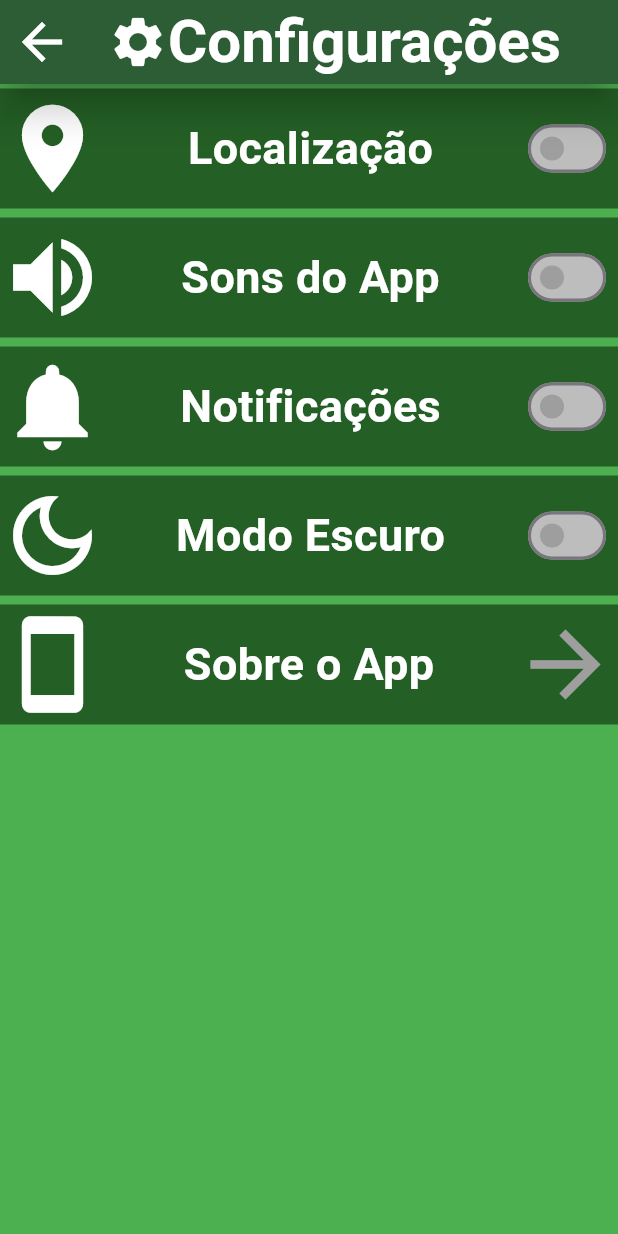
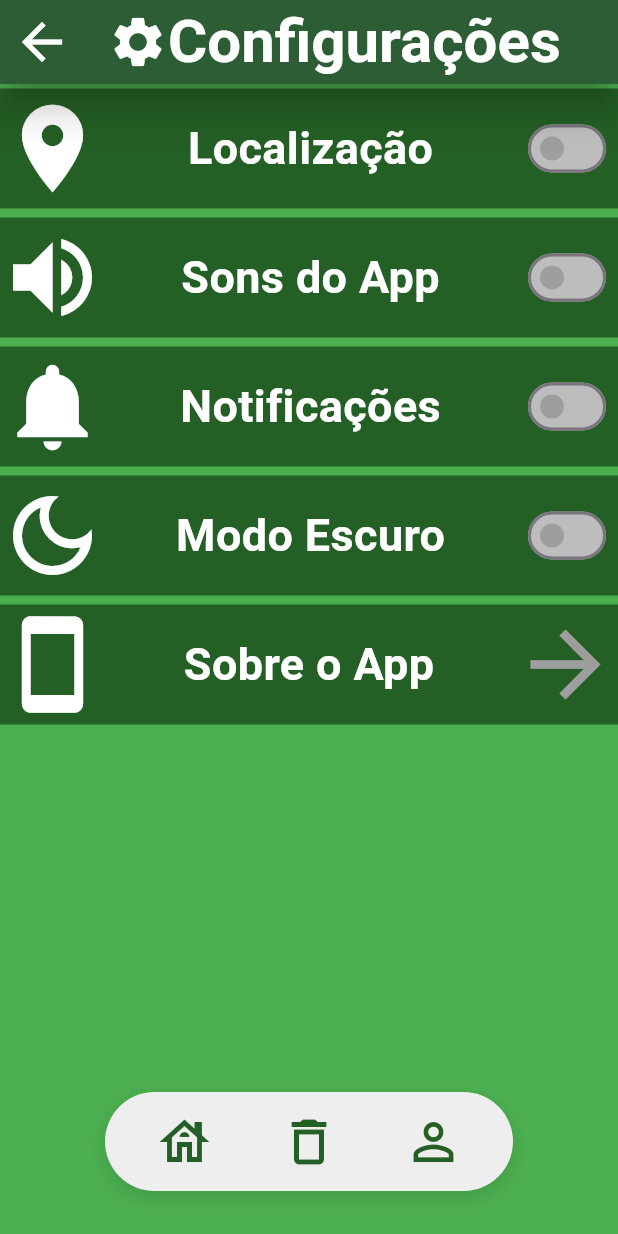
Before and after one commit to Eduardo-Resende/Coleta-Certa, a Flutter app: the ConfigScreen screen opened directly, on a phone screen of 412 x 824 dp. Run offline on Flutter 3.47's test engine with Material 3 defaults, Android fonts, the light colour scheme and no system bars; Roboto replaces fonts that are missing (cursive).

Commit message:
Alterado layout de telas, adicionado barra de navegação entre telas e classes de usuário

```diff
--- a/lib/screens/config_screen.dart
+++ b/lib/screens/config_screen.dart
@@ -1,6 +1,7 @@
 import 'package:coleta_certa/screens/about_the_app_screen.dart';
 import 'package:coleta_certa/ui/config_item.dart';
 import 'package:coleta_certa/ui/config_navegator.dart';
+import 'package:coleta_certa/ui/floating_navigation_bar.dart';
 import 'package:coleta_certa/ui/navigate_screen.dart';
 import 'package:flutter/material.dart';
 
@@ -10,7 +11,8 @@ class ConfigScreen extends StatelessWidget {
   @override
   Widget build(BuildContext context) {
     final NavigateScreen navigateScreen = NavigateScreen();
-    return Scaffold(
+    return Stack(
+      children: [Scaffold(
         appBar: AppBar(
           backgroundColor: const Color.fromARGB(255, 36, 95, 37),
           shadowColor: Colors.black,
@@ -51,6 +53,9 @@ class ConfigScreen extends StatelessWidget {
             ],
           ),
         ),
+      ),
+      FloatingNavigationBar(),
+      ],
     );
   }
 
--- /dev/null
+++ b/lib/ui/floating_navigation_bar.dart
@@ -0,0 +1,68 @@
+import 'package:coleta_certa/screens/config_screen.dart';
+import 'package:coleta_certa/screens/main_screen.dart';
+import 'package:coleta_certa/screens/map_screen.dart';
+import 'package:coleta_certa/ui/navigate_screen.dart';
+import 'package:flutter/material.dart';
+
+class FloatingNavigationBar extends StatelessWidget {
+  const FloatingNavigationBar({super.key});
+
+  @override
+  Widget build(BuildContext context) {
+    final NavigateScreen navigateScreen = NavigateScreen();
+    return Positioned(
+      left: 70,
+      right: 70,
+      bottom: 30,
+      child: Container(
+        padding: const EdgeInsets.symmetric(horizontal: 25, vertical: 5),
+        decoration: BoxDecoration(
+          color: Colors.grey[200],
+          borderRadius: BorderRadius.circular(40),
+          boxShadow: [
+            BoxShadow(
+              color: Colors.black12,
+              blurRadius: 10,
+              offset: Offset(0, 4),
+            ),
+          ],
+        ),
+        child: Row(
+          mainAxisAlignment: MainAxisAlignment.spaceBetween,
+          children: [
+                IconButton(
+                  onPressed:
+                      () =>
+                          navigateScreen.changeScreen(context, MainScreen()),
+                  icon: Icon(
+                    Icons.house_outlined,
+                    color: const Color.fromARGB(255, 36, 95, 37),
+                    size: 40,
+                  ),
+                ),
+            IconButton(
+                  onPressed:
+                      () =>
+                          navigateScreen.changeScreen(context, MapScreen()),
+                  icon: Icon(
+                    Icons.delete_outline,
+                    color: const Color.fromARGB(255, 36, 95, 37),
+                    size: 40,
+                  ),
+                ),
+            IconButton(
+                  onPressed:
+                      () =>
+                          navigateScreen.changeScreen(context, ConfigScreen()),
+                  icon: Icon(
+                    Icons.person_outline,
+                    color: const Color.fromARGB(255, 36, 95, 37),
+                    size: 40,
+                  ),
+                ),
+          ],
+        ),
+      ),
+    );
+  }
+}
--- /dev/null
+++ b/lib/ui/user.dart
@@ -0,0 +1,6 @@
+class User {
+  String name;
+  String cep;
+
+  User({required this.name, required this.cep});
+}
```
Also changed, not shown: lib/screens/main_screen.dart (+21 -21 lines), lib/screens/map_screen.dart (+18 -85 lines), lib/screens/user_request.dart (added, +15 -0 lines). Lines whose indentation alone changed are shown as unchanged.
